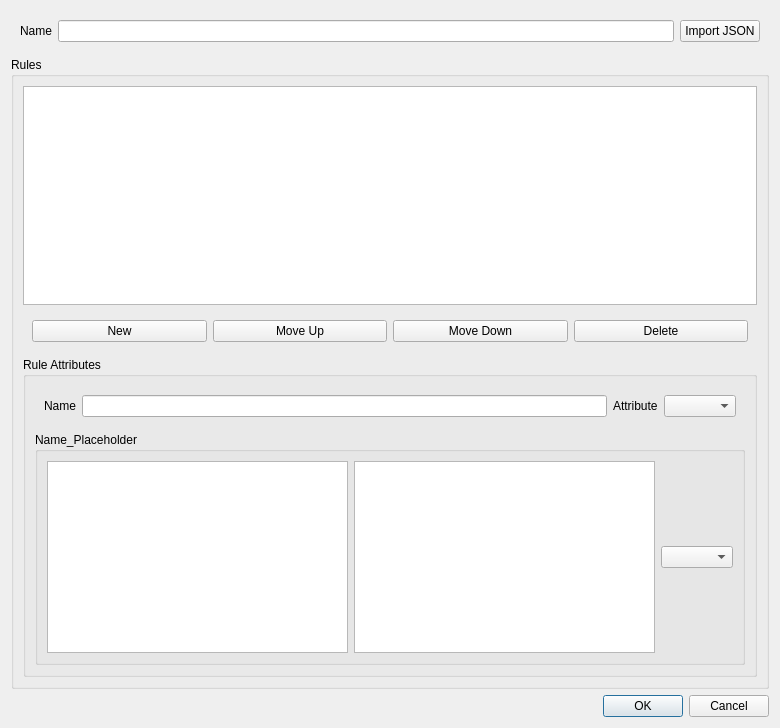
The window that include/ui/setting/RouteItem.ui (shengmo0210/Throne) describes before a commit, drawn with Qt 5.
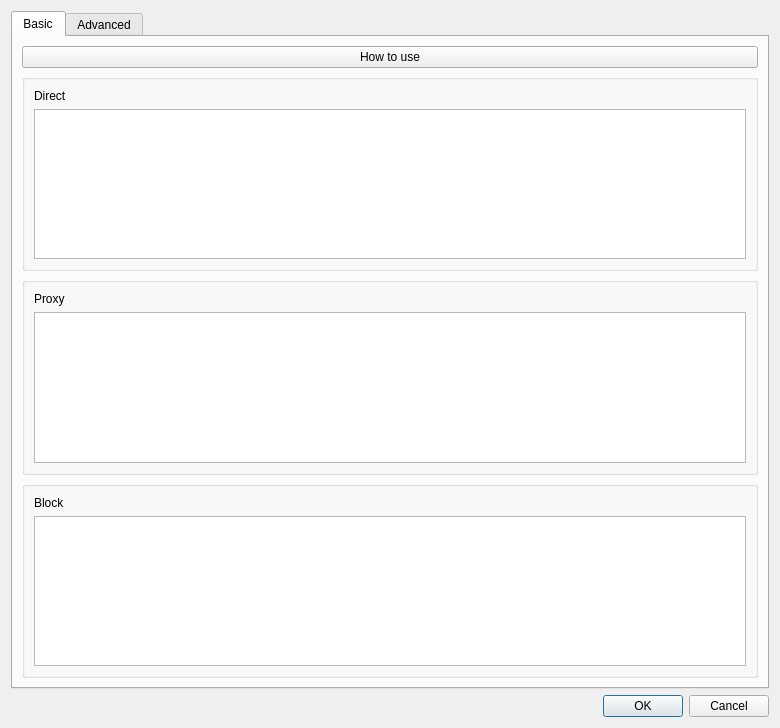
The same window after the commit.

Commit message: add simple route manager

Patch:
```diff
--- a/include/ui/setting/RouteItem.ui
+++ b/include/ui/setting/RouteItem.ui
@@ -15,6 +15,78 @@
   </property>
   <layout class="QVBoxLayout" name="verticalLayout_3">
    <item>
+    <widget class="QTabWidget" name="tabWidget">
+     <property name="currentIndex">
+      <number>0</number>
+     </property>
+     <widget class="QWidget" name="tab_2">
+      <attribute name="title">
+       <string>Basic</string>
+      </attribute>
+      <layout class="QVBoxLayout" name="verticalLayout_5">
+       <item>
+        <widget class="QPushButton" name="howtouse_button">
+         <property name="text">
+          <string>How to use</string>
+         </property>
+        </widget>
+       </item>
+       <item>
+        <widget class="QGroupBox" name="simple_direct_box">
+         <layout class="QVBoxLayout" name="verticalLayout_6">
+          <item>
+           <widget class="QLabel" name="label">
+            <property name="text">
+             <string>Direct</string>
+            </property>
+           </widget>
+          </item>
+          <item>
+           <widget class="QTextEdit" name="simple_direct"/>
+          </item>
+         </layout>
+        </widget>
+       </item>
+       <item>
+        <widget class="QGroupBox" name="simple_proxy_box">
+         <layout class="QVBoxLayout" name="verticalLayout_7">
+          <item>
+           <widget class="QLabel" name="label_2">
+            <property name="text">
+             <string>Proxy</string>
+            </property>
+           </widget>
+          </item>
+          <item>
+           <widget class="QTextEdit" name="simple_proxy"/>
+          </item>
+         </layout>
+        </widget>
+       </item>
+       <item>
+        <widget class="QGroupBox" name="simple_block_box">
+         <layout class="QVBoxLayout" name="verticalLayout_8">
+          <item>
+           <widget class="QLabel" name="label_3">
+            <property name="text">
+             <string>Block</string>
+            </property>
+           </widget>
+          </item>
+          <item>
+           <widget class="QTextEdit" name="simple_block"/>
+          </item>
+         </layout>
+        </widget>
+       </item>
+      </layout>
+     </widget>
+     <widget class="QWidget" name="tab">
+      <attribute name="title">
+       <string>Advanced</string>
+      </attribute>
+      <layout class="QVBoxLayout" name="verticalLayout_4">
+       <item>
     <widget class="QWidget" name="widget" native="true">
      <layout class="QHBoxLayout" name="horizontalLayout">
       <item>
@@ -141,6 +213,10 @@
        </widget>
       </item>
      </layout>
+        </widget>
+       </item>
+      </layout>
+     </widget>
     </widget>
    </item>
    <item>
```
Lines whose indentation alone changed are shown as unchanged. The commit also changes 6 other files.
